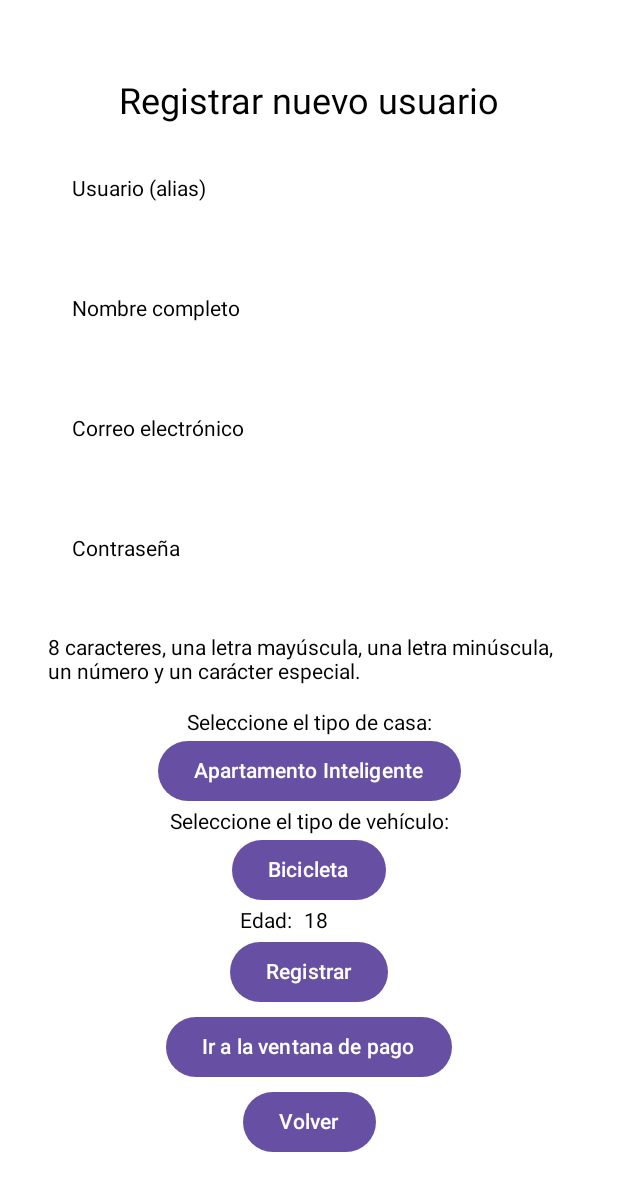
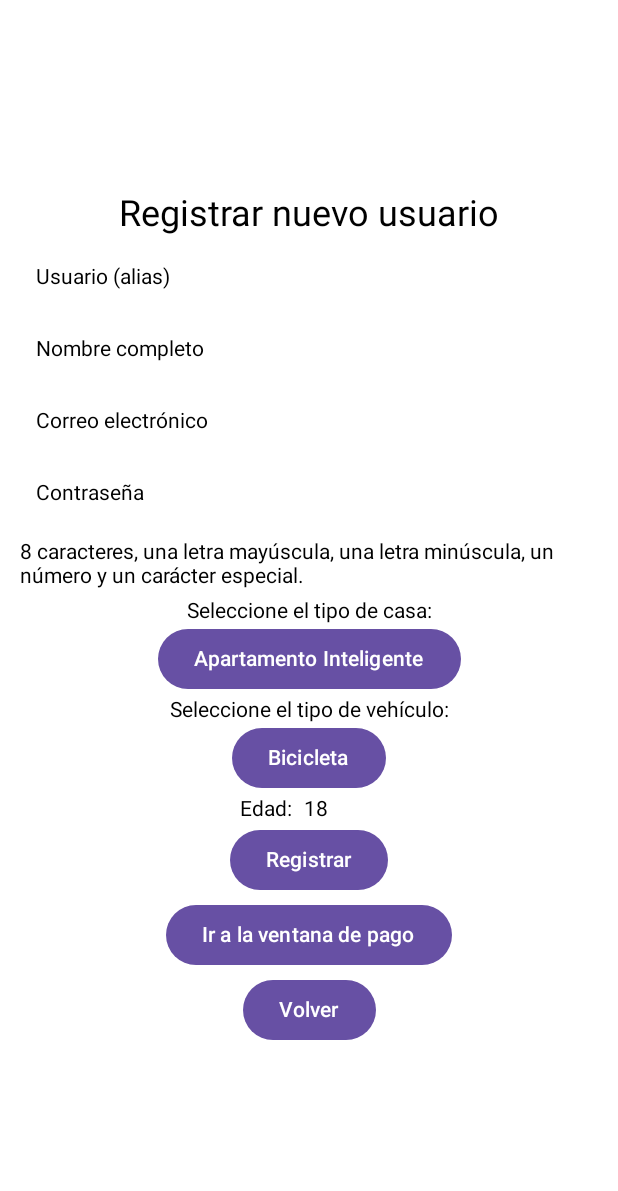
Before and after one commit to Fabriii3G/IntelliHome, an Android app built with Jetpack Compose: the @Preview function PreviewRegisterUserScreen, on a phone screen of 412 x 824 dp. Shown: the top 1191 px of the screen. Run offline under Robolectric (Android 15) with nearby library versions, the phone set to English and light mode, and no system bars.

Commit message:
Se acomodo el espaciado

```diff
--- a/app/src/main/java/com/techome/intellihome/MainActivity.kt
+++ b/app/src/main/java/com/techome/intellihome/MainActivity.kt
@@ -971,7 +971,7 @@ fun RegisterUserScreen(onBack: () -> Unit, onPaymentClick: () -> Unit) {
     Column(
         modifier = Modifier
             .fillMaxSize()
-            .padding(16.dp),
+            .padding(8.dp),
         verticalArrangement = Arrangement.Center,
         horizontalAlignment = Alignment.CenterHorizontally
     ) {
@@ -984,9 +984,9 @@ fun RegisterUserScreen(onBack: () -> Unit, onPaymentClick: () -> Unit) {
             onValueChange = { alias = it },
             modifier = Modifier
                 .fillMaxWidth()
-                .padding(16.dp),
-            decorationBox = { innerTextField ->
-                Box(modifier = Modifier.padding(16.dp)) {
+                .padding(8.dp),
+            decorationBox = { innerTextField ->
+                Box(modifier = Modifier.padding(8.dp)) {
                     if (alias.isEmpty()) Text("Usuario (alias)")
                     innerTextField()
                 }
@@ -998,9 +998,9 @@ fun RegisterUserScreen(onBack: () -> Unit, onPaymentClick: () -> Unit) {
             onValueChange = { fullName = it },
             modifier = Modifier
                 .fillMaxWidth()
-                .padding(16.dp),
-            decorationBox = { innerTextField ->
-                Box(modifier = Modifier.padding(16.dp)) {
+                .padding(8.dp),
+            decorationBox = { innerTextField ->
+                Box(modifier = Modifier.padding(8.dp)) {
                     if (fullName.isEmpty()) Text("Nombre completo")
                     innerTextField()
                 }
@@ -1012,9 +1012,9 @@ fun RegisterUserScreen(onBack: () -> Unit, onPaymentClick: () -> Unit) {
             onValueChange = { email = it },
             modifier = Modifier
                 .fillMaxWidth()
-                .padding(16.dp),
-            decorationBox = { innerTextField ->
-                Box(modifier = Modifier.padding(16.dp)) {
+                .padding(8.dp),
+            decorationBox = { innerTextField ->
+                Box(modifier = Modifier.padding(8.dp)) {
                     if (email.isEmpty()) Text("Correo electrónico")
                     innerTextField()
                 }
@@ -1027,9 +1027,9 @@ fun RegisterUserScreen(onBack: () -> Unit, onPaymentClick: () -> Unit) {
             visualTransformation = PasswordVisualTransformation(),
             modifier = Modifier
                 .fillMaxWidth()
-                .padding(16.dp),
-            decorationBox = { innerTextField ->
-                Box(modifier = Modifier.padding(16.dp)) {
+                .padding(8.dp),
+            decorationBox = { innerTextField ->
+                Box(modifier = Modifier.padding(8.dp)) {
                     if (password.isEmpty()) Text("Contraseña")
                     innerTextField()
                 }
@@ -1041,7 +1041,7 @@ fun RegisterUserScreen(onBack: () -> Unit, onPaymentClick: () -> Unit) {
         // Mostrar requisitos de contraseña
         Text(
             text = "8 caracteres, una letra mayúscula, una letra minúscula, un número y un carácter especial.",
-            modifier = Modifier.padding(16.dp)
+            modifier = Modifier.padding(5.dp)
         )
 
         Spacer(modifier = Modifier.height(2.dp))
```
